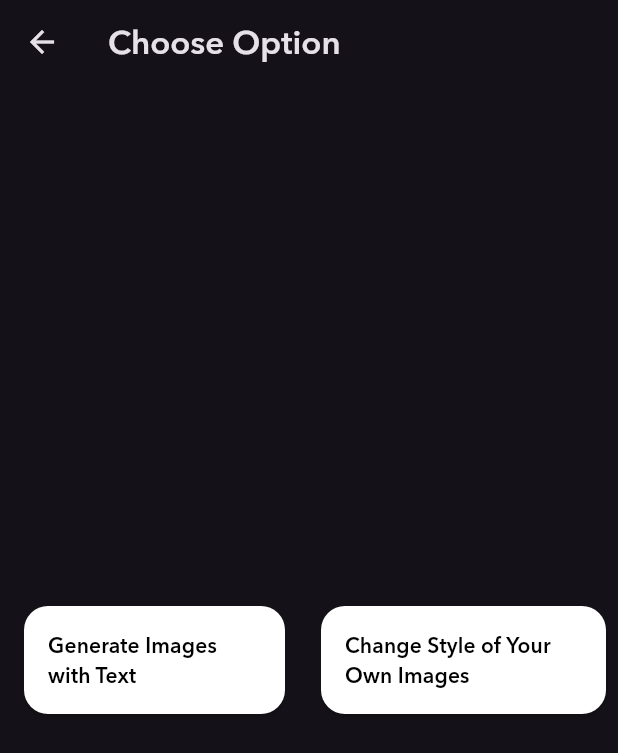
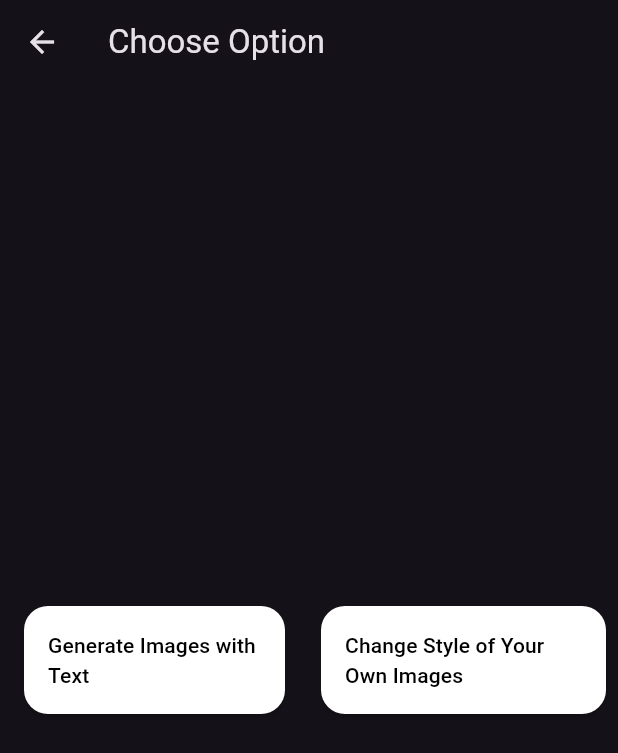
Before and after one commit to Many-Ong/Epson-SnapIt-FE, a Flutter app: the screen it shows after launch, after a tap on "START", on a phone screen of 412 x 824 dp. Shown: the top 753 px of the screen. Run offline on Flutter 3.47's test engine with Material 3 defaults, Android fonts, the phone set to English and light mode, and no system bars; our stand-ins replace camera, flutter_dotenv, image_gallery_saver, image_picker, permission_handler.

Commit message:
Revert "Fix default font to avenir-next Demi (#20)" (#21)
This reverts commit 4e109093e36489aed203f8bbbb373be8c8109f8f.

```diff
--- a/lib/main.dart
+++ b/lib/main.dart
@@ -32,11 +32,7 @@ class MyApp extends StatelessWidget {
   @override
   Widget build(BuildContext context) {
     return MaterialApp(
-      theme: ThemeData.dark().copyWith( //기존 속성 유지하며 폰트만 추가
-        textTheme: ThemeData.dark().textTheme.apply(
-              fontFamily: 'AvenirNext',
-            ),
-      ),
+      theme: ThemeData.dark(),
       home: HomeScreen(
         camera: camera,
         camerasAvailable: camerasAvailable,
--- a/pubspec.yaml
+++ b/pubspec.yaml
@@ -70,10 +70,6 @@ flutter:
   assets:
     - assets/
     - .env
-  fonts:
-    - family: AvenirNext
-      fonts:
-        - asset: assets/fonts/AvenirNextCyr-Demi.ttf
   # The following line ensures that the Material Icons font is
   # included with your application, so that you can use the icons in
   # the material Icons class.
```
Also changed, not shown: assets/fonts/AvenirNextCyr-Bold.ttf (deleted), assets/fonts/AvenirNextCyr-Demi.ttf (deleted), assets/fonts/AvenirNextCyr-Italic.ttf (deleted), assets/fonts/AvenirNextCyr-Medium.ttf (deleted), assets/fonts/AvenirNextCyr-Regular.ttf (deleted), 2 other files.
